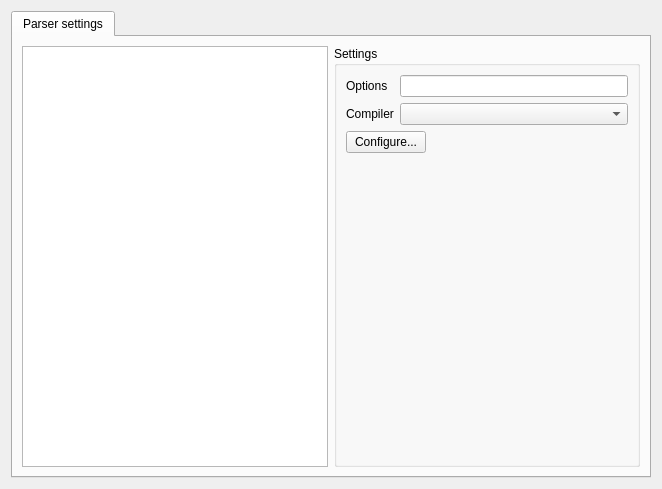
Before: the Qt Designer form clangsettings/configwidget.ui in KDE/kdevelop, drawn with Qt 5.
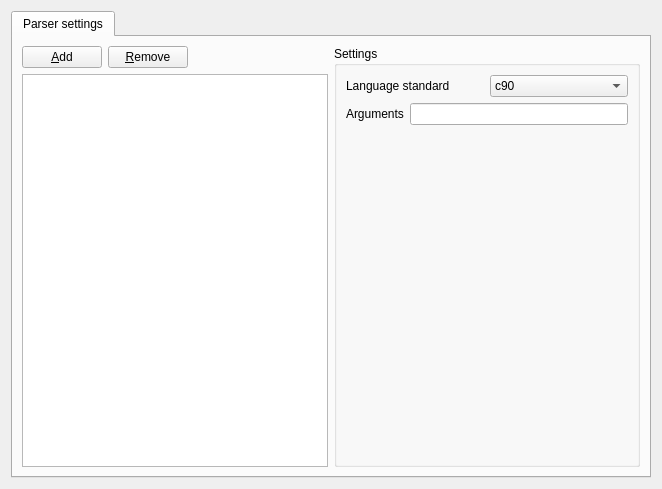
After: the same form once the commit is applied.

Commit message:
Make parser use command-line arguments from setting pages
This also fixes many, many bugs...

Known issue: now language standard can be set in the Clang config page
and in the custom defines/includes config page

Review 124139

What changed in the file:
```diff
--- a/clangsettings/configwidget.ui
+++ b/clangsettings/configwidget.ui
@@ -25,63 +25,114 @@
       </attribute>
       <layout class="QGridLayout" name="gridLayout_8">
        <item row="0" column="0">
-        <widget class="QTreeView" name="pathView"/>
+        <layout class="QHBoxLayout" name="horizontalLayout_3">
+         <item>
+          <widget class="QPushButton" name="addPath">
+           <property name="text">
+            <string>&amp;Add</string>
+           </property>
+          </widget>
+         </item>
+         <item>
+          <widget class="QPushButton" name="removePath">
+           <property name="text">
+            <string>&amp;Remove</string>
+           </property>
+          </widget>
+         </item>
+         <item>
+          <spacer name="horizontalSpacer">
+           <property name="orientation">
+            <enum>Qt::Horizontal</enum>
+           </property>
+           <property name="sizeHint" stdset="0">
+            <size>
+             <width>40</width>
+             <height>20</height>
+            </size>
+           </property>
+          </spacer>
+         </item>
+        </layout>
        </item>
-       <item row="0" column="1">
+       <item row="0" column="1" rowspan="2">
         <widget class="QGroupBox" name="groupBox_5">
          <property name="title">
           <string>Settings</string>
          </property>
-         <layout class="QGridLayout" name="gridLayout_7">
-          <item row="0" column="0">
+         <layout class="QVBoxLayout" name="verticalLayout">
+          <item>
+           <layout class="QHBoxLayout" name="horizontalLayout_2">
+            <item>
+             <widget class="QLabel" name="label_2">
+              <property name="text">
+               <string>Language standard</string>
+              </property>
+             </widget>
+            </item>
+            <item>
+             <widget class="QComboBox" name="languageStandards">
+              <item>
+               <property name="text">
+                <string>c90</string>
+               </property>
+              </item>
+              <item>
+               <property name="text">
+                <string>c99</string>
+               </property>
+              </item>
+              <item>
+               <property name="text">
+                <string>c11</string>
+               </property>
+              </item>
+              <item>
+               <property name="text">
+                <string>c++98</string>
+               </property>
+              </item>
+              <item>
+               <property name="text">
+                <string>c++03</string>
+               </property>
+              </item>
+              <item>
+               <property name="text">
+                <string>c++11</string>
+               </property>
+              </item>
+              <item>
+               <property name="text">
+                <string>c++14</string>
+               </property>
+              </item>
+             </widget>
+            </item>
+           </layout>
+          </item>
+          <item>
            <layout class="QHBoxLayout" name="horizontalLayout">
             <item>
              <widget class="QLabel" name="label">
               <property name="text">
-               <string>Options  </string>
+               <string>Arguments</string>
               </property>
              </widget>
             </item>
             <item>
-             <widget class="QLineEdit" name="parserOptions"/>
-            </item>
-           </layout>
-          </item>
-          <item row="1" column="0">
-           <layout class="QGridLayout" name="gridLayout_6">
-            <item row="0" column="0">
-             <widget class="QLabel" name="label_2">
-              <property name="text">
-               <string>Compiler</string>
-              </property>
-             </widget>
-            </item>
-            <item row="0" column="1" colspan="2">
-             <widget class="QComboBox" name="compiler"/>
-            </item>
-            <item row="1" column="0" colspan="2">
-             <widget class="QPushButton" name="configureCompiler">
-              <property name="text">
-               <string>Configure...</string>
-              </property>
-             </widget>
-            </item>
-            <item row="1" column="2">
-             <spacer name="horizontalSpacer">
-              <property name="orientation">
-               <enum>Qt::Horizontal</enum>
-              </property>
-              <property name="sizeHint" stdset="0">
+             <widget class="QLineEdit" name="parserOptions">
+              <property name="minimumSize">
                <size>
-                <width>40</width>
-                <height>20</height>
+                <width>100</width>
+                <height>0</height>
                </size>
               </property>
-             </spacer>
+             </widget>
             </item>
            </layout>
           </item>
-          <item row="2" column="0">
+          <item>
            <spacer name="verticalSpacer">
             <property name="orientation">
              <enum>Qt::Vertical</enum>
@@ -97,6 +148,9 @@
          </layout>
         </widget>
        </item>
+       <item row="1" column="0">
+        <widget class="QListView" name="pathView"/>
+       </item>
       </layout>
      </widget>
     </widget>
```
Left out of the diff: 2 changed lines with no effect on the pictures. The commit also changes 13 other files.
